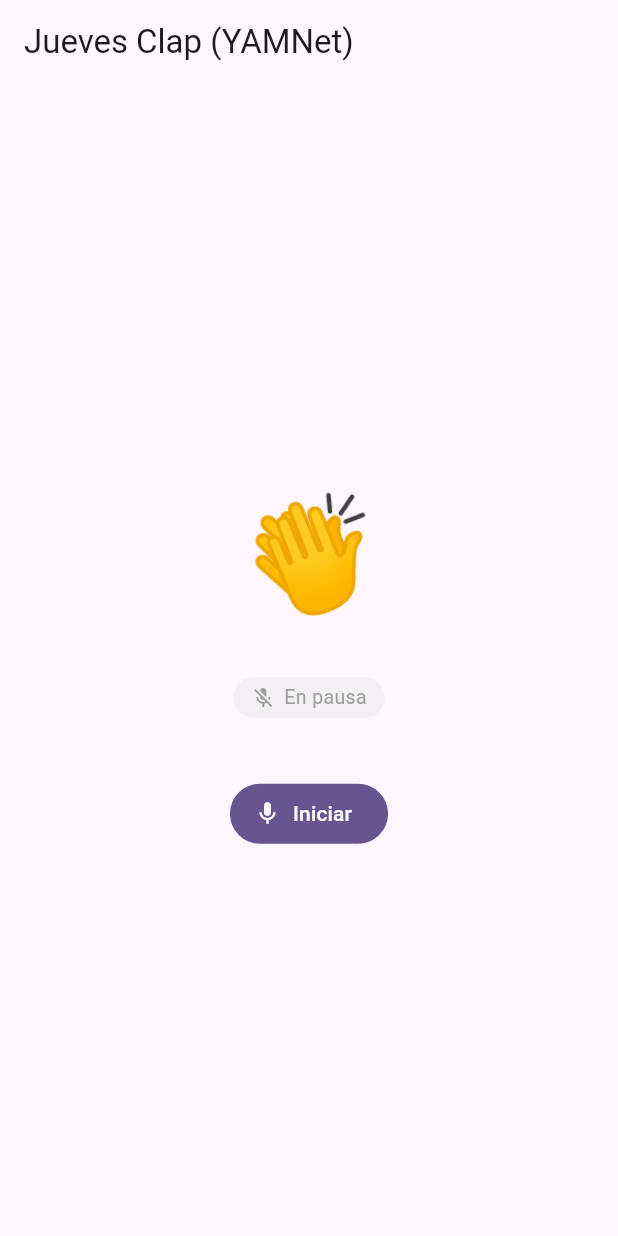
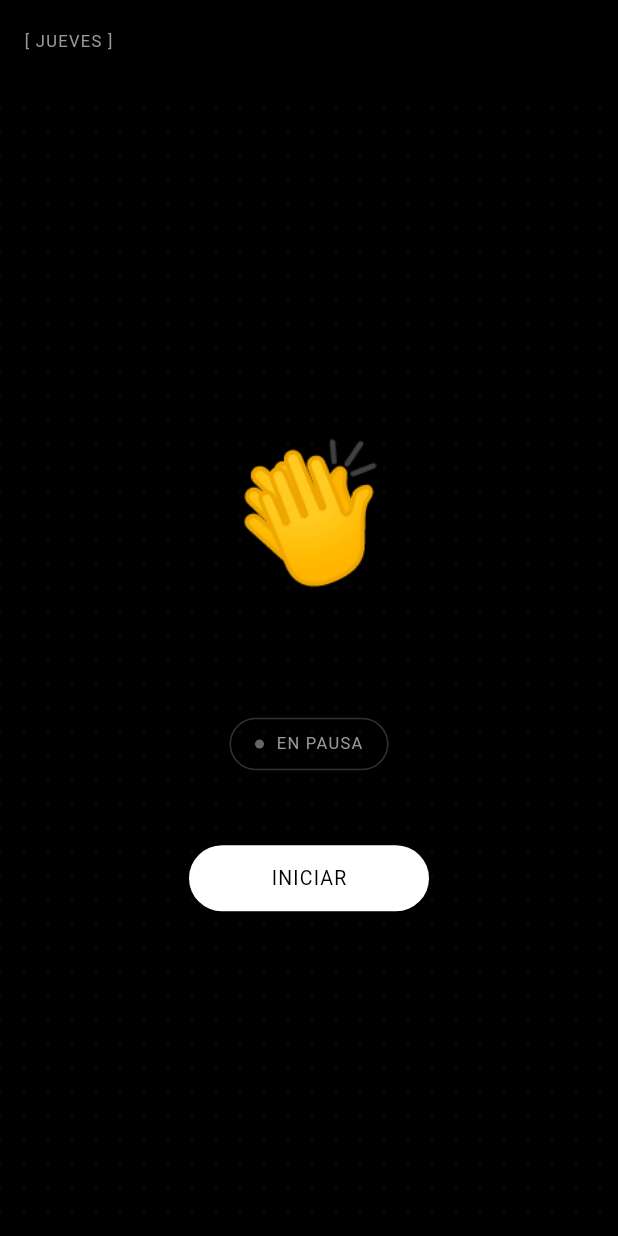
Before and after one commit to Yoyiyoniu/jueves, a Flutter app: the screen it shows after launch, on a phone screen of 412 x 824 dp. Run offline on Flutter 3.47's test engine with Material 3 defaults, Android fonts, the phone set to English and light mode, and no system bars; our stand-ins replace permission_handler; missing offline and left inert: record.

Commit message:
feat: new nothing theme on aplication

```diff
--- a/lib/home/home_page.dart
+++ b/lib/home/home_page.dart
@@ -1,4 +1,5 @@
 import 'package:flutter/material.dart';
+import 'package:jueves/theme/nothing_theme.dart';
 import 'home_controller.dart';
 
 class HomePage extends StatefulWidget {
@@ -18,7 +19,7 @@ class _HomePageState extends State<HomePage> with TickerProviderStateMixin {
     _controller = HomeController();
     _welcomeAnimCtrl = AnimationController(
       vsync: this,
-      duration: const Duration(milliseconds: 800),
+      duration: const Duration(milliseconds: 300),
     );
 
     _controller.addListener(() {
@@ -40,64 +41,100 @@ class _HomePageState extends State<HomePage> with TickerProviderStateMixin {
 
   @override
   Widget build(BuildContext context) {
-    final theme = Theme.of(context);
     return Scaffold(
-      appBar: AppBar(title: const Text('Jueves Clap (YAMNet)')),
+      backgroundColor: NothingTheme.black,
+      appBar: AppBar(
+        title: const Text(
+          '[ JUEVES ]',
+          style: TextStyle(
+            fontSize: NothingTheme.label,
+            letterSpacing: 0.88,
+            color: NothingTheme.textSecondary,
+          ),
+        ),
+      ),
       body: Stack(
         children: [
-          Center(
+          // Dot grid background (subtle)
+          Positioned.fill(child: CustomPaint(painter: DotGridPainter())),
+
+          // Main content
+          SafeArea(
+            child: Center(
+              child: Padding(
+                padding: const EdgeInsets.symmetric(
+                  horizontal: NothingTheme.spaceLg,
+                ),
                 child: Column(
                   mainAxisAlignment: MainAxisAlignment.center,
                   children: [
-                const Text('👏', style: TextStyle(fontSize: 80)),
-                const SizedBox(height: 24),
-                _buildStatusBadge(),
-                const SizedBox(height: 40),
+                    const Text('👏', style: TextStyle(fontSize: 96)),
+
+                    const SizedBox(height: NothingTheme.space3xl),
+
+                    _buildStatusIndicator(),
+
+                    const SizedBox(height: NothingTheme.space2xl),
+
                     if (_controller.errorMessage != null) ...[
-                  _buildErrorMessage(_controller.errorMessage!),
-                  const SizedBox(height: 16),
+                      _buildErrorMessage(),
+                      const SizedBox(height: NothingTheme.spaceLg),
                     ],
-                if (_controller.loading)
-                  const CircularProgressIndicator()
-                else
-                  FilledButton.icon(
-                    onPressed: _controller.toggle,
-                    icon: Icon(_controller.listening ? Icons.stop : Icons.mic),
-                    label: Text(_controller.listening ? 'Detener' : 'Iniciar'),
-                  ),
+
+                    _buildControlButton(),
                   ],
                 ),
               ),
-          if (_controller.showWelcome) _buildWelcomeOverlay(theme),
+            ),
+          ),
+
+          // Welcome overlay
+          if (_controller.showWelcome) _buildWelcomeOverlay(),
         ],
       ),
     );
   }
 
-  Widget _buildStatusBadge() {
-    return AnimatedContainer(
-      duration: const Duration(milliseconds: 300),
-      padding: const EdgeInsets.symmetric(horizontal: 12, vertical: 4),
+  Widget _buildStatusIndicator() {
+    return Container(
+      padding: const EdgeInsets.symmetric(
+        horizontal: NothingTheme.spaceMd,
+        vertical: NothingTheme.spaceSm,
+      ),
       decoration: BoxDecoration(
+        border: Border.all(
           color: _controller.listening
-            ? Colors.green.withValues(alpha: 0.15)
-            : Colors.grey.withValues(alpha: 0.1),
-        borderRadius: BorderRadius.circular(20),
+              ? NothingTheme.accent
+              : NothingTheme.borderVisible,
+          width: 1,
+        ),
+        borderRadius: BorderRadius.circular(999),
       ),
       child: Row(
         mainAxisSize: MainAxisSize.min,
         children: [
-          Icon(
-            _controller.listening ? Icons.graphic_eq : Icons.mic_off,
-            size: 16,
-            color: _controller.listening ? Colors.green : Colors.grey,
+          // Status dot
+          Container(
+            width: 6,
+            height: 6,
+            decoration: BoxDecoration(
+              color: _controller.listening
+                  ? NothingTheme.accent
+                  : NothingTheme.textDisabled,
+              shape: BoxShape.circle,
             ),
-          const SizedBox(width: 6),
+          ),
+          const SizedBox(width: NothingTheme.spaceSm),
+
+          // Status text
           Text(
-            _controller.listening ? 'Escuchando...' : 'En pausa',
+            _controller.listening ? 'ESCUCHANDO' : 'EN PAUSA',
             style: TextStyle(
-              color: _controller.listening ? Colors.green : Colors.grey,
-              fontSize: 13,
+              fontSize: NothingTheme.label,
+              letterSpacing: 0.88,
+              color: _controller.listening
+                  ? NothingTheme.textDisplay
+                  : NothingTheme.textSecondary,
             ),
           ),
         ],
@@ -105,23 +142,31 @@ class _HomePageState extends State<HomePage> with TickerProviderStateMixin {
     );
   }
 
-  Widget _buildErrorMessage(String message) {
+  Widget _buildErrorMessage() {
     return Container(
-      margin: const EdgeInsets.symmetric(horizontal: 24, vertical: 8),
-      padding: const EdgeInsets.all(12),
+      padding: const EdgeInsets.all(NothingTheme.spaceMd),
       decoration: BoxDecoration(
-        color: Colors.red.withValues(alpha: 0.1),
+        border: Border.all(color: NothingTheme.accent, width: 1),
         borderRadius: BorderRadius.circular(8),
-        border: Border.all(color: Colors.red.withValues(alpha: 0.3)),
       ),
       child: Row(
+        mainAxisSize: MainAxisSize.min,
         children: [
-          const Icon(Icons.error_outline, color: Colors.red, size: 20),
-          const SizedBox(width: 8),
-          Expanded(
+          const Text(
+            '[!]',
+            style: TextStyle(
+              fontSize: NothingTheme.body,
+              color: NothingTheme.accent,
+            ),
+          ),
+          const SizedBox(width: NothingTheme.spaceSm),
+          Flexible(
             child: Text(
-              message,
-              style: const TextStyle(color: Colors.red, fontSize: 12),
+              _controller.errorMessage!,
+              style: const TextStyle(
+                fontSize: NothingTheme.caption,
+                color: NothingTheme.accent,
+              ),
             ),
           ),
         ],
@@ -129,46 +174,76 @@ class _HomePageState extends State<HomePage> with TickerProviderStateMixin {
     );
   }
 
-  Widget _buildWelcomeOverlay(ThemeData theme) {
+  Widget _buildControlButton() {
+    if (_controller.loading) {
+      return const SizedBox(
+        width: 24,
+        height: 24,
+        child: CircularProgressIndicator(
+          strokeWidth: 2,
+          color: NothingTheme.textDisplay,
+        ),
+      );
+    }
+
+    return FilledButton(
+      onPressed: _controller.toggle,
+      style: FilledButton.styleFrom(
+        backgroundColor: _controller.listening
+            ? NothingTheme.accent
+            : NothingTheme.textDisplay,
+        foregroundColor: _controller.listening
+            ? NothingTheme.textDisplay
+            : NothingTheme.black,
+        minimumSize: const Size(160, 44),
+      ),
+      child: Text(
+        _controller.listening ? 'DETENER' : 'INICIAR',
+        style: const TextStyle(fontSize: 13, letterSpacing: 0.78),
+      ),
+    );
+  }
+
+  Widget _buildWelcomeOverlay() {
     return Positioned.fill(
       child: Container(
-        color: Colors.black.withValues(alpha: 0.7),
+        color: NothingTheme.black.withValues(alpha: 0.9),
         child: Center(
-          child: ScaleTransition(
-            scale: Tween(begin: 0.5, end: 1.0).animate(
-              CurvedAnimation(
-                parent: _welcomeAnimCtrl,
-                curve: Curves.elasticOut,
-              ),
-            ),
           child: FadeTransition(
             opacity: _welcomeAnimCtrl,
             child: Container(
               padding: const EdgeInsets.symmetric(
-                  horizontal: 40,
-                  vertical: 30,
+                horizontal: NothingTheme.space2xl,
+                vertical: NothingTheme.spaceXl,
+              ),
+              margin: const EdgeInsets.symmetric(
+                horizontal: NothingTheme.spaceLg,
               ),
               decoration: BoxDecoration(
-                  color: Colors.white,
-                  borderRadius: BorderRadius.circular(20),
-                  boxShadow: [
-                    BoxShadow(
-                      color: Colors.black.withValues(alpha: 0.3),
-                      blurRadius: 20,
-                      spreadRadius: 5,
-                    ),
-                  ],
+                color: NothingTheme.surface,
+                border: Border.all(color: NothingTheme.borderVisible, width: 1),
+                borderRadius: BorderRadius.circular(16),
               ),
               child: Column(
                 mainAxisSize: MainAxisSize.min,
                 children: [
-                    const Text('👋', style: TextStyle(fontSize: 60)),
-                    const SizedBox(height: 16),
-                    Text(
-                      '¡Bienvenido Rodrigo!',
-                      style: theme.textTheme.headlineMedium?.copyWith(
-                        fontWeight: FontWeight.bold,
-                        color: Colors.black87,
+                  const Text('👋', style: TextStyle(fontSize: 64)),
+                  const SizedBox(height: NothingTheme.spaceLg),
+                  const Text(
+                    '¡BIENVENIDO!',
+                    style: TextStyle(
+                      fontSize: NothingTheme.heading,
+                      letterSpacing: -0.24,
+                      color: NothingTheme.textDisplay,
+                    ),
+                  ),
+                  const SizedBox(height: NothingTheme.spaceSm),
+                  const Text(
+                    'RODRIGO',
+                    style: TextStyle(
+                      fontSize: NothingTheme.label,
+                      letterSpacing: 0.88,
+                      color: NothingTheme.textSecondary,
                     ),
                   ),
                 ],
@@ -177,7 +252,28 @@ class _HomePageState extends State<HomePage> with TickerProviderStateMixin {
           ),
         ),
       ),
-      ),
     );
   }
 }
+
+/// Dot grid background painter (Nothing motif)
+class DotGridPainter extends CustomPainter {
+  @override
+  void paint(Canvas canvas, Size size) {
+    final paint = Paint()
+      ..color = NothingTheme.border
+      ..style = PaintingStyle.fill;
+
+    const spacing = 16.0;
+    const dotRadius = 0.5;
+
+    for (double x = 0; x < size.width; x += spacing) {
+      for (double y = 0; y < size.height; y += spacing) {
+        canvas.drawCircle(Offset(x, y), dotRadius, paint);
+      }
+    }
+  }
+
+  @override
+  bool shouldRepaint(covariant CustomPainter oldDelegate) => false;
+}
--- a/lib/main.dart
+++ b/lib/main.dart
@@ -1,5 +1,6 @@
 import 'package:flutter/material.dart';
 import 'package:jueves/home/home_page.dart';
+import 'package:jueves/theme/nothing_theme.dart';
 
 void main() {
   runApp(const MainApp());
@@ -12,11 +13,8 @@ class MainApp extends StatelessWidget {
   Widget build(BuildContext context) {
     return MaterialApp(
       debugShowCheckedModeBanner: false,
-      title: 'Detector de Aplausos',
-      theme: ThemeData(
-        colorScheme: ColorScheme.fromSeed(seedColor: Colors.deepPurple),
-        useMaterial3: true,
-      ),
+      title: 'JUEVES',
+      theme: NothingTheme.darkTheme(),
       home: const HomePage(),
     );
   }
--- /dev/null
+++ b/lib/theme/nothing_theme.dart
@@ -0,0 +1,206 @@
+import 'package:flutter/material.dart';
+
+class NothingTheme {
+  // COLORS - Dark Mode (OLED Black)
+  static const Color black = Color(0xFF000000);
+  static const Color surface = Color(0xFF111111);
+  static const Color surfaceRaised = Color(0xFF1A1A1A);
+  static const Color border = Color(0xFF222222);
+  static const Color borderVisible = Color(0xFF333333);
+  static const Color textDisabled = Color(0xFF666666);
+  static const Color textSecondary = Color(0xFF999999);
+  static const Color textPrimary = Color(0xFFE8E8E8);
+  static const Color textDisplay = Color(0xFFFFFFFF);
+
+  // ACCENT & STATUS
+  static const Color accent = Color(0xFFD71921);
+  static const Color accentSubtle = Color(0x26D71921);
+  static const Color success = Color(0xFF4A9E5C);
+  static const Color warning = Color(0xFFD4A843);
+  static const Color error = Color(0xFFD71921);
+  static const Color interactive = Color(0xFF5B9BF6);
+
+  // SPACING (8px base)
+  static const double space2xs = 2.0;
+  static const double spaceXs = 4.0;
+  static const double spaceSm = 8.0;
+  static const double spaceMd = 16.0;
+  static const double spaceLg = 24.0;
+  static const double spaceXl = 32.0;
+  static const double space2xl = 48.0;
+  static const double space3xl = 64.0;
+  static const double space4xl = 96.0;
+
+  // TYPE SCALE
+  static const double displayXl = 72.0;
+  static const double displayLg = 48.0;
+  static const double displayMd = 36.0;
+  static const double heading = 24.0;
+  static const double subheading = 18.0;
+  static const double body = 16.0;
+  static const double bodySm = 14.0;
+  static const double caption = 12.0;
+  static const double label = 11.0;
+
+  static ThemeData darkTheme() {
+    return ThemeData(
+      useMaterial3: true,
+      brightness: Brightness.dark,
+      scaffoldBackgroundColor: black,
+      colorScheme: const ColorScheme.dark(
+        surface: black,
+        primary: textDisplay,
+        secondary: textSecondary,
+        error: error,
+      ),
+
+      // Typography
+      textTheme: const TextTheme(
+        displayLarge: TextStyle(
+          fontSize: displayXl,
+          height: 1.0,
+          letterSpacing: -2.16,
+          color: textDisplay,
+          fontWeight: FontWeight.w400,
+        ),
+        displayMedium: TextStyle(
+          fontSize: displayLg,
+          height: 1.05,
+          letterSpacing: -0.96,
+          color: textDisplay,
+          fontWeight: FontWeight.w400,
+        ),
+        displaySmall: TextStyle(
+          fontSize: displayMd,
+          height: 1.1,
+          letterSpacing: -0.72,
+          color: textDisplay,
+          fontWeight: FontWeight.w400,
+        ),
+        headlineMedium: TextStyle(
+          fontSize: heading,
+          height: 1.2,
+          letterSpacing: -0.24,
+          color: textDisplay,
+          fontWeight: FontWeight.w400,
+        ),
+        titleMedium: TextStyle(
+          fontSize: subheading,
+          height: 1.3,
+          color: textPrimary,
+          fontWeight: FontWeight.w400,
+        ),
+        bodyLarge: TextStyle(
+          fontSize: body,
+          height: 1.5,
+          color: textPrimary,
+          fontWeight: FontWeight.w400,
+        ),
+        bodyMedium: TextStyle(
+          fontSize: bodySm,
+          height: 1.5,
+          letterSpacing: 0.14,
+          color: textPrimary,
+          fontWeight: FontWeight.w400,
+        ),
+        bodySmall: TextStyle(
+          fontSize: caption,
+          height: 1.4,
+          letterSpacing: 0.48,
+          color: textSecondary,
+          fontWeight: FontWeight.w400,
+        ),
+        labelMedium: TextStyle(
+          fontSize: label,
+          height: 1.2,
+          letterSpacing: 0.88,
+          color: textSecondary,
+          fontWeight: FontWeight.w400,
+        ),
+      ),
+
+      appBarTheme: const AppBarTheme(
+        backgroundColor: black,
+        elevation: 0,
+        centerTitle: false,
+        titleTextStyle: TextStyle(
+          fontSize: label,
+          letterSpacing: 0.88,
+          color: textSecondary,
+          fontWeight: FontWeight.w400,
+        ),
+      ),
+
+      cardTheme: CardThemeData(
+        color: surface,
+        elevation: 0,
+        shape: RoundedRectangleBorder(
+          borderRadius: BorderRadius.circular(16),
+          side: const BorderSide(color: border, width: 1),
+        ),
+      ),
+
+      filledButtonTheme: FilledButtonThemeData(
+        style: FilledButton.styleFrom(
+          backgroundColor: textDisplay,
+          foregroundColor: black,
+          minimumSize: const Size(88, 44),
+          padding: const EdgeInsets.symmetric(horizontal: 24, vertical: 12),
+          shape: RoundedRectangleBorder(
+            borderRadius: BorderRadius.circular(999),
+          ),
+          textStyle: const TextStyle(
+            fontSize: 13,
+            letterSpacing: 0.78,
+            fontWeight: FontWeight.w400,
+          ),
+        ),
+      ),
+
+      outlinedButtonTheme: OutlinedButtonThemeData(
+        style: OutlinedButton.styleFrom(
+          foregroundColor: textPrimary,
+          minimumSize: const Size(88, 44),
+          padding: const EdgeInsets.symmetric(horizontal: 24, vertical: 12),
+          side: const BorderSide(color: borderVisible, width: 1),
+          shape: RoundedRectangleBorder(
+            borderRadius: BorderRadius.circular(999),
+          ),
+          textStyle: const TextStyle(
+            fontSize: 13,
+            letterSpacing: 0.78,
+            fontWeight: FontWeight.w400,
+          ),
+        ),
+      ),
+
+      inputDecorationTheme: InputDecorationTheme(
+        filled: false,
+        border: UnderlineInputBorder(
+          borderSide: const BorderSide(color: borderVisible, width: 1),
+          borderRadius: BorderRadius.circular(0),
+        ),
+        enabledBorder: const UnderlineInputBorder(
+          borderSide: BorderSide(color: borderVisible, width: 1),
+        ),
+        focusedBorder: const UnderlineInputBorder(
+          borderSide: BorderSide(color: textPrimary, width: 1),
+        ),
+        errorBorder: const UnderlineInputBorder(
+          borderSide: BorderSide(color: accent, width: 1),
+        ),
+        labelStyle: const TextStyle(
+          fontSize: label,
+          letterSpacing: 0.88,
+          color: textSecondary,
+        ),
+      ),
+
+      dividerTheme: const DividerThemeData(
+        color: border,
+        thickness: 1,
+        space: 1,
+      ),
+    );
+  }
+}
```
Also changed, not shown: skills-lock.json (added, +10 -0 lines), 5 other files. Lines whose indentation alone changed are shown as unchanged.
